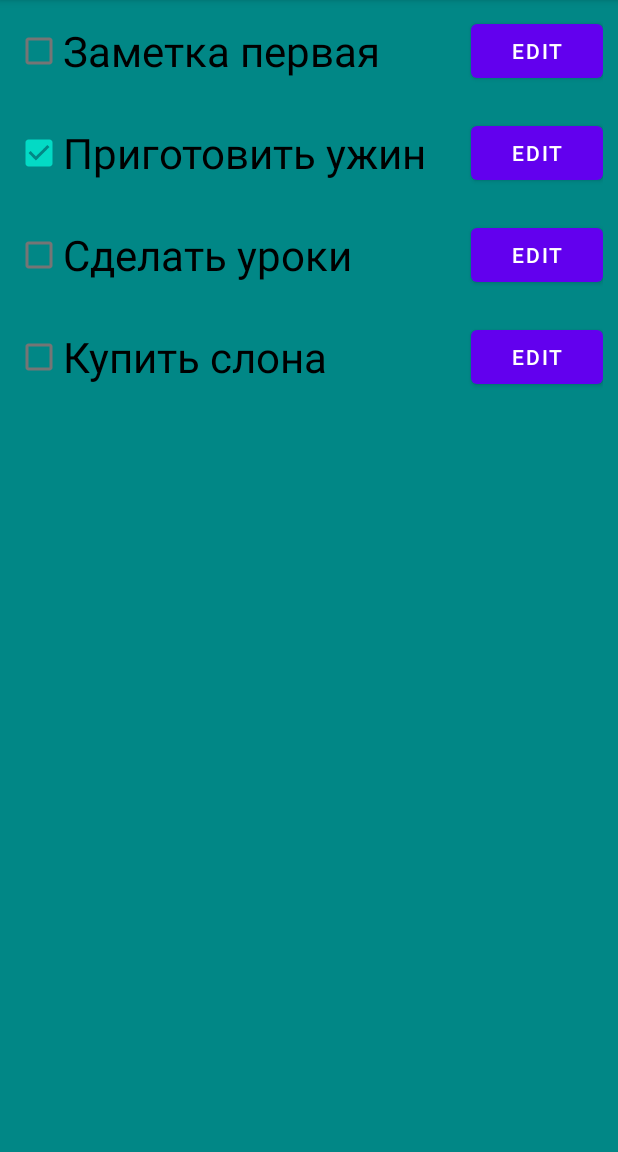
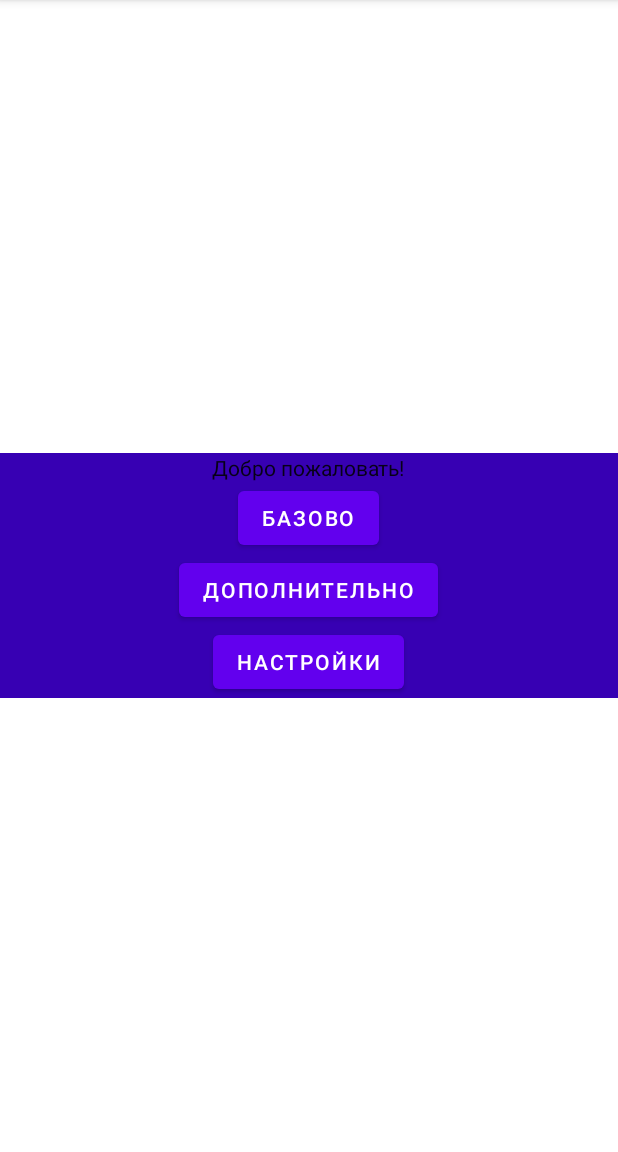
Before and after one commit to skarapedulbuk/MySimpleNotes, an Android app: the screen it shows after launch (MainActivity), on a phone screen of 412 x 824 dp, the part 84-1236 px from its top. Run offline under Robolectric (Android 15) with nearby library versions, the phone set to English and light mode, and no system bars; 8 statements that could not run were skipped.

```diff
--- a/app/src/main/java/com/skarapedulbuk/mysimplenotes/ui/MainActivity.java
+++ b/app/src/main/java/com/skarapedulbuk/mysimplenotes/ui/MainActivity.java
@@ -1,100 +1,16 @@
 package com.skarapedulbuk.mysimplenotes.ui;
-
-import androidx.annotation.NonNull;
-import androidx.appcompat.app.AppCompatActivity;
-import androidx.fragment.app.FragmentManager;
-import androidx.fragment.app.FragmentResultListener;
 
 import android.os.Bundle;
 
+import androidx.appcompat.app.AppCompatActivity;
+
 import com.skarapedulbuk.mysimplenotes.R;
-import com.skarapedulbuk.mysimplenotes.domain.MyTask;
-import com.skarapedulbuk.mysimplenotes.ui.details.DetailsFragment;
-import com.skarapedulbuk.mysimplenotes.ui.list.ListFragment;
 
-public class MainActivity extends AppCompatActivity implements ListFragment.OnTaskClicked {
-    private static final String ARG_TASK = "ARG_TASK";
-
-    private MyTask selectedTask;
+public class MainActivity extends AppCompatActivity {
 
     @Override
     protected void onCreate(Bundle savedInstanceState) {
         super.onCreate(savedInstanceState);
         setContentView(R.layout.activity_main);
-
-        FragmentManager fragmentManager = getSupportFragmentManager();
-
-        if (!(fragmentManager.findFragmentById(R.id.fragment_list_container) instanceof ListFragment)) {
-            fragmentManager.popBackStack();
-        }
-        boolean isLandscape = getResources().getBoolean(R.bool.is_landscape);
-
-        if (savedInstanceState != null && savedInstanceState.containsKey(ARG_TASK)) {
-            selectedTask = savedInstanceState.getParcelable(ARG_TASK);
-
-            if (isLandscape) {
-                Bundle bundle = new Bundle();
-                bundle.putParcelable(ARG_TASK, selectedTask);
-
-                fragmentManager.setFragmentResult(DetailsFragment.KEY_LIST_DETAILS, bundle);
-            } else {
-
-
-                DetailsFragment detailsFragment = DetailsFragment.newInstance(selectedTask);
-
-                fragmentManager.beginTransaction()
-                        .replace(R.id.fragment_list_container, detailsFragment)
-                        .addToBackStack(null)
-                        .commit();
-            }
-        }
-        getSupportFragmentManager().setFragmentResultListener(ListFragment.KEY_LIST_ACTIVITY,
-                this,
-                new FragmentResultListener() {
-                    @Override
-                    public void onFragmentResult(@NonNull String requestKey, @NonNull Bundle result) {
-
-                        selectedTask = result.getParcelable(ListFragment.ARG_TASK);
-
-                        if (isLandscape) {
-                            fragmentManager.setFragmentResult(DetailsFragment.KEY_LIST_DETAILS, result);
-                        } else {
-                            DetailsFragment detailsFragment = DetailsFragment.newInstance(selectedTask);
-                            fragmentManager.beginTransaction()
-                                    .replace(R.id.fragment_list_container, detailsFragment)
-                                    .addToBackStack(null)
-                                    .commit();
-                        }
-                    }
-                });
-    }
-
-    @Override
-    protected void onSaveInstanceState(@NonNull Bundle outState) {
-        if (selectedTask != null) {
-            outState.putParcelable(ARG_TASK, selectedTask);
-        }
-        super.onSaveInstanceState(outState);
-    }
-
-    @Override
-    public void onTaskClicked(MyTask task) {
-        DetailsFragment detailsFragment = DetailsFragment.newInstance(task);
-
-        FragmentManager fragmentManager = getSupportFragmentManager();
-
-        boolean isLandscape = getResources().getBoolean(R.bool.is_landscape);
-
-        if (isLandscape) {
-            fragmentManager.beginTransaction()
-                    .replace(R.id.fragment_details_container, detailsFragment)
-                    .commit();
-        } else {
-            fragmentManager.beginTransaction()
-                    .replace(R.id.fragment_list_container, detailsFragment)
-                    .addToBackStack(null)
-                    .commit();
-        }
-
     }
 }
--- /dev/null
+++ b/app/src/main/java/com/skarapedulbuk/mysimplenotes/ui/MainFragment.java
@@ -0,0 +1,76 @@
+package com.skarapedulbuk.mysimplenotes.ui;
+
+import android.os.Bundle;
+import android.view.View;
+import android.widget.Button;
+import android.widget.Toast;
+
+import androidx.annotation.NonNull;
+import androidx.annotation.Nullable;
+import androidx.fragment.app.Fragment;
+import androidx.fragment.app.FragmentResultListener;
+
+import com.skarapedulbuk.mysimplenotes.R;
+import com.skarapedulbuk.mysimplenotes.domain.SettingsStorage;
+import com.skarapedulbuk.mysimplenotes.ui.list.ListFragment;
+import com.skarapedulbuk.mysimplenotes.ui.options.SettingsFragment;
+
+public class MainFragment extends Fragment {
+    Boolean isBaseChecked;
+    Boolean isAddChecked;
+    SettingsStorage settingsStorage;
+
+    public MainFragment() {
+        super(R.layout.fragment_main);
+    }
+
+    @Override
+    public void onViewCreated(@NonNull View view, @Nullable Bundle savedInstanceState) {
+        super.onViewCreated(view, savedInstanceState);
+
+        settingsStorage = new SettingsStorage(super.requireContext());
+        Bundle settingsBundle = settingsStorage.getSettings();
+
+        isBaseChecked = settingsBundle.getBoolean(SettingsStorage.ARG_BASE_CHECKBOX, false);
+        isAddChecked = settingsBundle.getBoolean(SettingsStorage.ARG_ADDITIONAL_CHECKBOX, false);
+
+        Button btn_base = view.findViewById(R.id.btn_base_func);
+        Button btn_add = view.findViewById(R.id.btn_add_func);
+
+        btn_base.setEnabled(isBaseChecked);
+        btn_add.setEnabled(isAddChecked);
+
+        getChildFragmentManager().setFragmentResultListener(
+                SettingsFragment.KEY_RESULT,
+                getViewLifecycleOwner(),
+                new FragmentResultListener() {
+                    @Override
+                    public void onFragmentResult(@NonNull String requestKey, @NonNull Bundle result) {
+
+                        isBaseChecked = result.getBoolean(SettingsStorage.ARG_BASE_CHECKBOX, false);
+                        isAddChecked = result.getBoolean(SettingsStorage.ARG_ADDITIONAL_CHECKBOX, false);
+
+                        btn_base.setEnabled(isBaseChecked);
+                        btn_add.setEnabled(isAddChecked);
+
+                    }
+                }
+        );
+
+        view.findViewById(R.id.btn_settings).setOnClickListener(v ->
+                getChildFragmentManager().beginTransaction() // здесь, как указано в задании, используем getChildFragmentManager, хотя напрашивается, конечно, диалог
+                        .add(R.id.child_container, new SettingsFragment(), "Settings")
+                        .commit()
+        );
+
+        view.findViewById(R.id.btn_base_func).setOnClickListener(v ->
+                getParentFragmentManager().beginTransaction()
+                        .add(R.id.main_container, new ListFragment())
+                        .addToBackStack("List")
+                        .commitAllowingStateLoss());
+
+        view.findViewById(R.id.btn_add_func).setOnClickListener(v ->
+            Toast.makeText(requireContext(), R.string.checkbox_additional, Toast.LENGTH_SHORT).show()
+        );
+    }
+}
--- a/app/src/main/res/layout/activity_main.xml
+++ b/app/src/main/res/layout/activity_main.xml
@@ -1,15 +1,11 @@
 <?xml version="1.0" encoding="utf-8"?>
-<LinearLayout xmlns:android="http://schemas.android.com/apk/res/android"
+<androidx.fragment.app.FragmentContainerView xmlns:android="http://schemas.android.com/apk/res/android"
     xmlns:app="http://schemas.android.com/apk/res-auto"
     xmlns:tools="http://schemas.android.com/tools"
+    android:id="@+id/main_container"
     android:layout_width="match_parent"
     android:layout_height="match_parent"
+    android:name="com.skarapedulbuk.mysimplenotes.ui.MainFragment"
     tools:context=".ui.MainActivity">
 
-    <androidx.fragment.app.FragmentContainerView
-        android:id="@+id/fragment_list_container"
-        android:layout_width="match_parent"
-        android:layout_height="match_parent"
-        android:name="com.skarapedulbuk.mysimplenotes.ui.list.ListFragment"/>
-
-</LinearLayout>
+</androidx.fragment.app.FragmentContainerView>
--- /dev/null
+++ b/app/src/main/res/layout/fragment_main.xml
@@ -0,0 +1,44 @@
+<?xml version="1.0" encoding="utf-8"?>
+<LinearLayout xmlns:android="http://schemas.android.com/apk/res/android"
+    xmlns:app="http://schemas.android.com/apk/res-auto"
+    xmlns:tools="http://schemas.android.com/tools"
+    android:layout_width="match_parent"
+    android:layout_height="wrap_content"
+    android:layout_gravity="center"
+    android:background="@color/purple_700"
+    android:orientation="vertical">
+
+    <androidx.appcompat.widget.AppCompatCheckedTextView
+        android:id="@+id/textview_settings"
+        android:layout_width="wrap_content"
+        android:layout_height="wrap_content"
+        android:layout_gravity="center"
+        android:text="@string/welcome" />
+
+
+    <Button
+        android:id="@+id/btn_base_func"
+        android:layout_width="wrap_content"
+        android:layout_height="wrap_content"
+        android:layout_gravity="center"
+        android:text="@string/btn_base_func" />
+
+    <Button
+        android:id="@+id/btn_add_func"
+        android:layout_width="wrap_content"
+        android:layout_height="wrap_content"
+        android:layout_gravity="center"
+        android:text="@string/btn_add_func" />
+
+    <Button
+        android:id="@+id/btn_settings"
+        android:layout_width="wrap_content"
+        android:layout_height="wrap_content"
+        android:layout_gravity="center"
+        android:text="@string/Settings" />
+
+    <androidx.fragment.app.FragmentContainerView
+        android:id="@+id/child_container"
+        android:layout_width="match_parent"
+        android:layout_height="wrap_content" />
+</LinearLayout>
--- a/app/src/main/res/values/strings.xml
+++ b/app/src/main/res/values/strings.xml
@@ -1,15 +1,5 @@
 <resources>
     <string name="app_name">Задачник</string>
-    <string name="options">Настройки</string>
-    <string name="option_1">Настройка 1</string>
-    <string name="checkbox_1">Чекбокс 1</string>
-    <string name="option_2">Настройка 2</string>
-    <string name="option_3">Настройка 3</string>
-    <string name="checkbox_2">Чекбокс 2</string>
-    <string name="checkbox_3">Чекбокс 3</string>
-    <string name="ok">Ok</string>
-    <string name="cancel">Отмена</string>
-    <string name="hello_blank_fragment">Hello blank fragment</string>
     <string name="task1">Заметка первая</string>
     <string name="description1">… И ее прекрасное описание</string>
     <string name="description2">Описание заметки которая выполнена №2</string>
@@ -24,4 +14,10 @@
     <string name="completed">Completed</string>
     <string name="uncompleted">Uncompleted</string>
     <string name="filter">Filter</string>
+    <string name="Settings">Настройки</string>
+    <string name="btn_add_func">Дополнительно</string>
+    <string name="btn_base_func">Базово</string>
+    <string name="checkbox_base">Базовый функционал</string>
+    <string name="checkbox_additional">Дополнительный фунцкционал</string>
+    <string name="welcome">Добро пожаловать!</string>
 </resources>
```
Also changed, not shown: app/src/main/AndroidManifest.xml (+8 -1 lines), app/src/main/java/com/skarapedulbuk/mysimplenotes/MainActivity.java (deleted, +0 -14 lines), app/src/main/java/com/skarapedulbuk/mysimplenotes/ui/junk/TaskActivity.java (added, +100 -0 lines), app/src/main/res/layout/activity_task.xml (added, +15 -0 lines), app/src/main/res/layout-land/activity_task.xml (renamed from app/src/main/res/layout-land/activity_main.xml).
